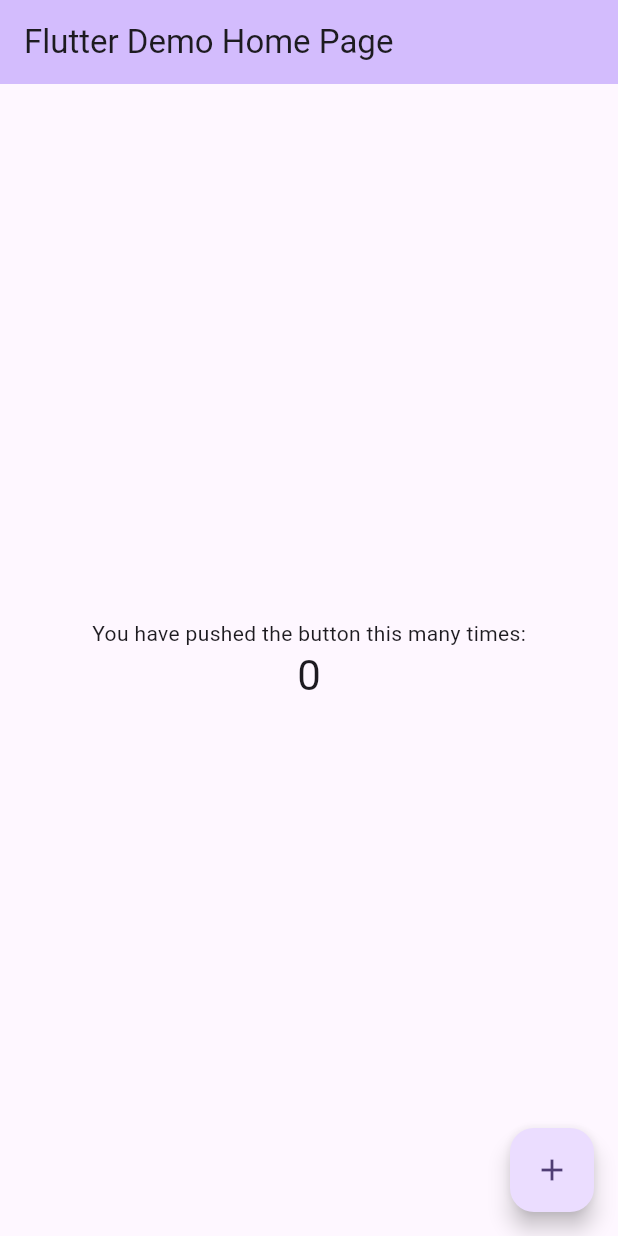
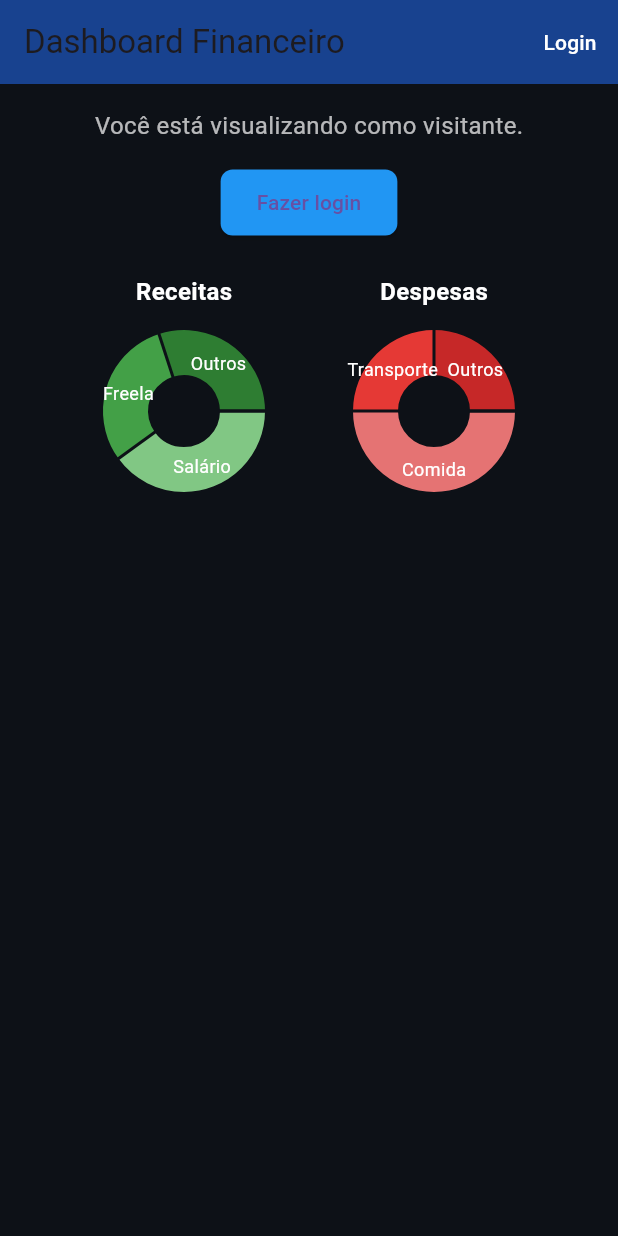
Before and after one commit to JoaoIto/financePro-app, a Flutter app: the screen it shows after launch, on a phone screen of 412 x 824 dp. Run offline on Flutter 3.47's test engine with Material 3 defaults, Android fonts, the phone set to English and light mode, and no system bars; drawn by our look-alikes of fl_chart; our stand-ins replace shared_preferences.

Commit message:
FEAT - add base for login and transactions charts

```diff
--- /dev/null
+++ b/config/api_constants.dart
@@ -0,0 +1,3 @@
+class ApiConstants {
+  static const baseUrl = 'https://finance-pro-mu.vercel.app/api';
+}
--- a/lib/main.dart
+++ b/lib/main.dart
@@ -1,122 +1,35 @@
+import 'package:finance_pro_app/pages/home.dart';
+import 'package:finance_pro_app/pages/login.dart';
+import 'package:finance_pro_app/services/startScreen.service.dart';
 import 'package:flutter/material.dart';
+import 'package:shared_preferences/shared_preferences.dart';
 
 void main() {
-  runApp(const MyApp());
+  runApp(const FinanceProApp());
 }
 
-class MyApp extends StatelessWidget {
-  const MyApp({super.key});
+class FinanceProApp extends StatelessWidget {
+  const FinanceProApp({super.key});
 
-  // This widget is the root of your application.
   @override
   Widget build(BuildContext context) {
     return MaterialApp(
-      title: 'Flutter Demo',
+      title: 'FinancePro App',
       theme: ThemeData(
-        // This is the theme of your application.
-        //
-        // TRY THIS: Try running your application with "flutter run". You'll see
-        // the application has a purple toolbar. Then, without quitting the app,
-        // try changing the seedColor in the colorScheme below to Colors.green
-        // and then invoke "hot reload" (save your changes or press the "hot
-        // reload" button in a Flutter-supported IDE, or press "r" if you used
-        // the command line to start the app).
-        //
-        // Notice that the counter didn't reset back to zero; the application
-        // state is not lost during the reload. To reset the state, use hot
-        // restart instead.
-        //
-        // This works for code too, not just values: Most code changes can be
-        // tested with just a hot reload.
-        colorScheme: ColorScheme.fromSeed(seedColor: Colors.deepPurple),
+        primarySwatch: Colors.blue,
+        scaffoldBackgroundColor: Colors.white,
+        inputDecorationTheme: const InputDecorationTheme(
+          border: OutlineInputBorder(),
+        ),
       ),
-      home: const MyHomePage(title: 'Flutter Demo Home Page'),
+      home: const StartScreen(), // verifica o token e direciona
+      routes: {
+        '/login': (_) => const LoginPage(),
+        '/home': (context) {
+          final token = ModalRoute.of(context)?.settings.arguments as String?;
+          return HomePage(token: token);
+        },
+      },
     );
   }
 }
-
-class MyHomePage extends StatefulWidget {
-  const MyHomePage({super.key, required this.title});
-
-  // This widget is the home page of your application. It is stateful, meaning
-  // that it has a State object (defined below) that contains fields that affect
-  // how it looks.
-
-  // This class is the configuration for the state. It holds the values (in this
-  // case the title) provided by the parent (in this case the App widget) and
-  // used by the build method of the State. Fields in a Widget subclass are
-  // always marked "final".
-
-  final String title;
-
-  @override
-  State<MyHomePage> createState() => _MyHomePageState();
-}
-
-class _MyHomePageState extends State<MyHomePage> {
-  int _counter = 0;
-
-  void _incrementCounter() {
-    setState(() {
-      // This call to setState tells the Flutter framework that something has
-      // changed in this State, which causes it to rerun the build method below
-      // so that the display can reflect the updated values. If we changed
-      // _counter without calling setState(), then the build method would not be
-      // called again, and so nothing would appear to happen.
-      _counter++;
-    });
-  }
-
-  @override
-  Widget build(BuildContext context) {
-    // This method is rerun every time setState is called, for instance as done
-    // by the _incrementCounter method above.
-    //
-    // The Flutter framework has been optimized to make rerunning build methods
-    // fast, so that you can just rebuild anything that needs updating rather
-    // than having to individually change instances of widgets.
-    return Scaffold(
-      appBar: AppBar(
-        // TRY THIS: Try changing the color here to a specific color (to
-        // Colors.amber, perhaps?) and trigger a hot reload to see the AppBar
-        // change color while the other colors stay the same.
-        backgroundColor: Theme.of(context).colorScheme.inversePrimary,
-        // Here we take the value from the MyHomePage object that was created by
-        // the App.build method, and use it to set our appbar title.
-        title: Text(widget.title),
-      ),
-      body: Center(
-        // Center is a layout widget. It takes a single child and positions it
-        // in the middle of the parent.
-        child: Column(
-          // Column is also a layout widget. It takes a list of children and
-          // arranges them vertically. By default, it sizes itself to fit its
-          // children horizontally, and tries to be as tall as its parent.
-          //
-          // Column has various properties to control how it sizes itself and
-          // how it positions its children. Here we use mainAxisAlignment to
-          // center the children vertically; the main axis here is the vertical
-          // axis because Columns are vertical (the cross axis would be
-          // horizontal).
-          //
-          // TRY THIS: Invoke "debug painting" (choose the "Toggle Debug Paint"
-          // action in the IDE, or press "p" in the console), to see the
-          // wireframe for each widget.
-          mainAxisAlignment: MainAxisAlignment.center,
-          children: <Widget>[
-            const Text('You have pushed the button this many times:'),
-            Text(
-              '$_counter',
-              style: Theme.of(context).textTheme.headlineMedium,
-            ),
-          ],
-        ),
-      ),
-      floatingActionButton: FloatingActionButton(
-        onPressed: _incrementCounter,
-        tooltip: 'Increment',
-        child: const Icon(Icons.add),
-      ), // This trailing comma makes auto-formatting nicer for build methods.
-    );
-  }
-}
--- /dev/null
+++ b/lib/pages/home.dart
@@ -0,0 +1,123 @@
+// home.dart
+import 'package:flutter/material.dart';
+import 'package:fl_chart/fl_chart.dart';
+
+class HomePage extends StatelessWidget {
+  final String? token;
+
+  const HomePage({super.key, required this.token});
+
+  @override
+  Widget build(BuildContext context) {
+    return Scaffold(
+      backgroundColor: const Color(0xFF0D1117),
+      appBar: AppBar(
+        title: const Text('Dashboard Financeiro'),
+        backgroundColor: const Color(0xFF18428F),
+        actions: token == null
+            ? [
+          TextButton(
+            onPressed: () {
+              Navigator.pushNamed(context, '/login');
+            },
+            child: const Text(
+              'Login',
+              style: TextStyle(color: Colors.white),
+            ),
+          ),
+        ]
+            : null,
+      ),
+      body: Padding(
+        padding: const EdgeInsets.all(16.0),
+        child: Column(
+          children: [
+            if (token == null) ...[
+              const Text(
+                'Você está visualizando como visitante.',
+                style: TextStyle(color: Colors.white70, fontSize: 16),
+              ),
+              const SizedBox(height: 16),
+              ElevatedButton(
+                onPressed: () {
+                  Navigator.pushNamed(context, '/login');
+                },
+                style: ElevatedButton.styleFrom(
+                  backgroundColor: Colors.blue,
+                  padding: const EdgeInsets.symmetric(horizontal: 24, vertical: 12),
+                  shape: RoundedRectangleBorder(borderRadius: BorderRadius.circular(8)),
+                ),
+                child: const Text('Fazer login'),
+              ),
+              const SizedBox(height: 24),
+            ],
+            Row(
+              mainAxisAlignment: MainAxisAlignment.spaceEvenly,
+              children: [
+                _buildPieChart(title: 'Receitas', data: receitaData, color: Colors.green),
+                _buildPieChart(title: 'Despesas', data: despesaData, color: Colors.red),
+              ],
+            ),
+            const SizedBox(height: 24),
+            if (token != null)
+              Row(
+                mainAxisAlignment: MainAxisAlignment.spaceEvenly,
+                children: [
+                  _buildButton(context, label: '+ Receita', color: Colors.green, onPressed: () {}),
+                  _buildButton(context, label: '+ Despesa', color: Colors.red, onPressed: () {}),
+                ],
+              ),
+          ],
+        ),
+      ),
+    );
+  }
+
+  Widget _buildPieChart({
+    required String title,
+    required List<PieChartSectionData> data,
+    required Color color,
+  }) {
+    return Column(
+      children: [
+        Text(
+          title,
+          style: const TextStyle(fontSize: 16, color: Colors.white, fontWeight: FontWeight.bold),
+        ),
+        const SizedBox(height: 8),
+        SizedBox(
+          width: 120,
+          height: 120,
+          child: PieChart(
+            PieChartData(sections: data, centerSpaceRadius: 24, sectionsSpace: 2),
+          ),
+        ),
+      ],
+    );
+  }
+
+  Widget _buildButton(BuildContext context,
+      {required String label, required Color color, required VoidCallback onPressed}) {
+    return ElevatedButton(
+      onPressed: onPressed,
+      style: ElevatedButton.styleFrom(
+        backgroundColor: color,
+        padding: const EdgeInsets.symmetric(horizontal: 24, vertical: 12),
+        shape: RoundedRectangleBorder(borderRadius: BorderRadius.circular(8)),
+      ),
+      child: Text(label),
+    );
+  }
+
+  List<PieChartSectionData> get receitaData => [
+    PieChartSectionData(color: Colors.green[300], value: 40, title: 'Salário', radius: 30, titleStyle: const TextStyle(fontSize: 12, color: Colors.white)),
+    PieChartSectionData(color: Colors.green[600], value: 30, title: 'Freela', radius: 30, titleStyle: const TextStyle(fontSize: 12, color: Colors.white)),
+    PieChartSectionData(color: Colors.green[800], value: 30, title: 'Outros', radius: 30, titleStyle: const TextStyle(fontSize: 12, color: Colors.white)),
+  ];
+
+  List<PieChartSectionData> get despesaData => [
+    PieChartSectionData(color: Colors.red[300], value: 50, title: 'Comida', radius: 30, titleStyle: const TextStyle(fontSize: 12, color: Colors.white)),
+    PieChartSectionData(color: Colors.red[600], value: 25, title: 'Transporte', radius: 30, titleStyle: const TextStyle(fontSize: 12, color: Colors.white)),
+    PieChartSectionData(color: Colors.red[800], value: 25, title: 'Outros', radius: 30, titleStyle: const TextStyle(fontSize: 12, color: Colors.white)),
+  ];
+}
--- a/pubspec.yaml
+++ b/pubspec.yaml
@@ -31,6 +31,8 @@ dependencies:
   flutter:
     sdk: flutter
   http: ^0.13.6
+  fl_chart: ^0.64.0
+  shared_preferences: ^2.2.2
   # The following adds the Cupertino Icons font to your application.
   # Use with the CupertinoIcons class for iOS style icons.
   cupertino_icons: ^1.0.8
```
Also changed, not shown: lib/pages/login.dart (added, +105 -0 lines), lib/services/auth.service.dart (added, +29 -0 lines), lib/services/startScreen.service.dart (added, +43 -0 lines), lib/services/transaction.service.dart (added, +20 -0 lines), pubspec.lock, 2 other files.
